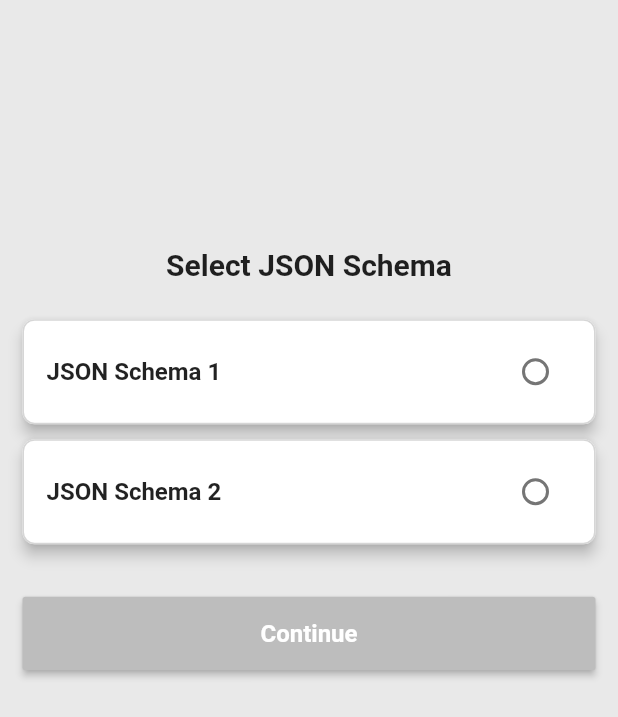
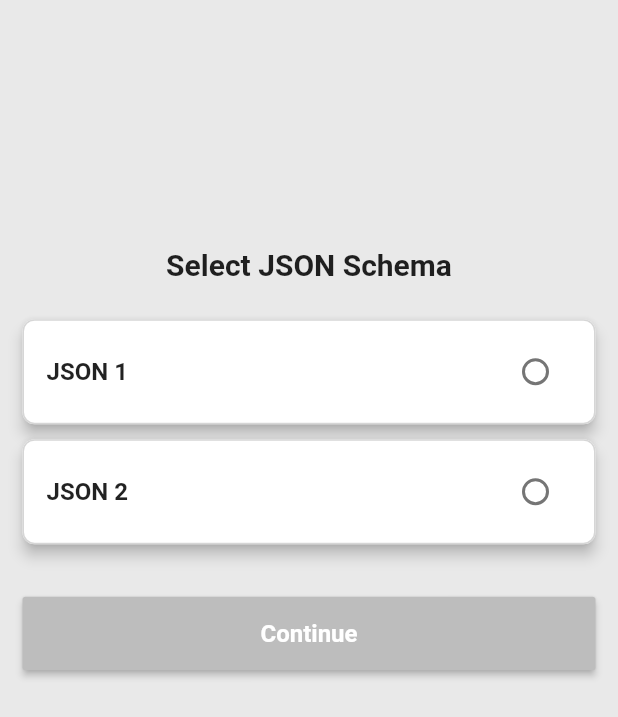
Before and after one commit to Akshit792/Dynamic_Forms, a Flutter app: the screen it shows after launch, on a phone screen of 412 x 824 dp. Shown: the top 717 px of the screen. Run offline on Flutter 3.47's test engine with Material 2 defaults, Android fonts, the phone set to English and light mode, and no system bars.

Commit message:
UI changes

```diff
--- a/lib/screens/home_screen.dart
+++ b/lib/screens/home_screen.dart
@@ -17,8 +17,8 @@ class _HomeScreenState extends State<HomeScreen> {
   @override
   void initState() {
     dataList = [
-      {"label_text": "JSON Schema 1", "value": "JSON 1"},
-      {"label_text": "JSON Schema 2", "value": "JSON 2"}
+      {"label_text": "JSON 1", "value": "JSON 1"},
+      {"label_text": "JSON 2", "value": "JSON 2"}
     ];
 
     super.initState();
```
